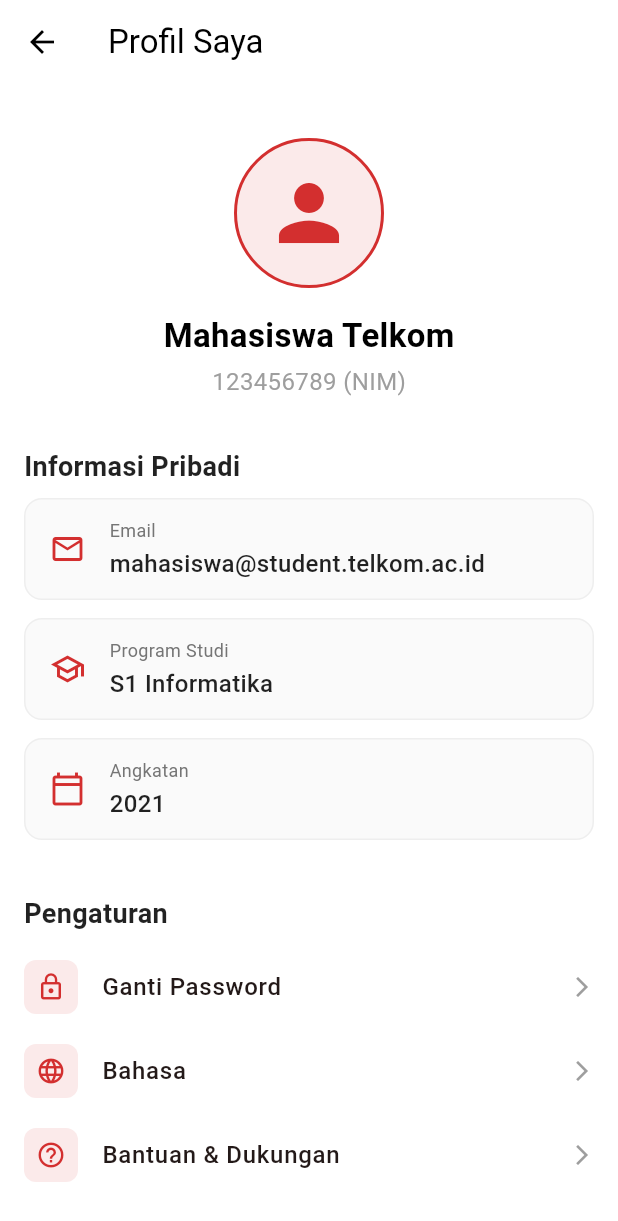
After one commit to KhoirunNisa21/app-celoe, a Flutter app: the ProfileScreen screen opened directly, on a phone screen of 412 x 824 dp. The commit adds this screen. Shown: the top 1221 px of the screen. Run offline on Flutter 3.47's test engine with Material 3 defaults, Android fonts, the phone set to English and light mode, and no system bars.

Commit message:
mengimplementasikan profile

```diff
--- a/lib/features/dashboard/screens/home_screen.dart
+++ b/lib/features/dashboard/screens/home_screen.dart
@@ -2,6 +2,7 @@ import 'package:flutter/material.dart';
 import '../../../core/constants.dart';
 import '../widgets/class_progress_card.dart';
 import 'class_progress_screen.dart';
+import '../../profile/screens/profile_screen.dart';
 
 class HomeScreen extends StatelessWidget {
   const HomeScreen({super.key});
@@ -40,10 +41,18 @@ class _HeaderSection extends StatelessWidget {
   Widget build(BuildContext context) {
     return Row(
       children: [
-        CircleAvatar(
-          radius: 25,
-          backgroundColor: AppColors.grey,
-          child: Icon(Icons.person, color: AppColors.textSecondary),
+        GestureDetector(
+          onTap: () {
+            Navigator.push(
+              context,
+              MaterialPageRoute(builder: (context) => const ProfileScreen()),
+            );
+          },
+          child: CircleAvatar(
+            radius: 25,
+            backgroundColor: AppColors.grey,
+            child: Icon(Icons.person, color: AppColors.textSecondary),
+          ),
         ),
         const SizedBox(width: 16),
         Expanded(
--- /dev/null
+++ b/lib/features/profile/screens/profile_screen.dart
@@ -0,0 +1,191 @@
+import 'package:flutter/material.dart';
+import '../../../../core/constants.dart';
+
+class ProfileScreen extends StatelessWidget {
+  const ProfileScreen({super.key});
+
+  @override
+  Widget build(BuildContext context) {
+    return Scaffold(
+      appBar: AppBar(
+        title: const Text('Profil Saya'),
+        backgroundColor: Colors.white,
+        foregroundColor: Colors.black,
+        elevation: 0,
+        leading: IconButton(
+          icon: const Icon(Icons.arrow_back),
+          onPressed: () => Navigator.pop(context),
+        ),
+      ),
+      backgroundColor: Colors.white,
+      body: SingleChildScrollView(
+        padding: const EdgeInsets.all(16.0),
+        child: Column(
+          children: [
+            const SizedBox(height: 20),
+            // Profile Header
+            Center(
+              child: Column(
+                children: [
+                  Container(
+                    width: 100,
+                    height: 100,
+                    decoration: BoxDecoration(
+                      shape: BoxShape.circle,
+                      color: AppColors.primary.withOpacity(0.1),
+                      border: Border.all(color: AppColors.primary, width: 2),
+                    ),
+                    child: const Icon(
+                      Icons.person,
+                      size: 60,
+                      color: AppColors.primary,
+                    ),
+                  ),
+                  const SizedBox(height: 16),
+                  const Text(
+                    'Mahasiswa Telkom',
+                    style: TextStyle(
+                      fontSize: 22,
+                      fontWeight: FontWeight.bold,
+                      color: Colors.black,
+                    ),
+                  ),
+                  const SizedBox(height: 4),
+                  const Text(
+                    '123456789 (NIM)',
+                    style: TextStyle(
+                      fontSize: 16,
+                      color: Colors.grey,
+                    ),
+                  ),
+                ],
+              ),
+            ),
+            const SizedBox(height: 32),
+
+            // Personal Info Section
+            _buildSectionTitle('Informasi Pribadi'),
+            const SizedBox(height: 8),
+            _buildInfoTile(Icons.email_outlined, 'Email', 'mahasiswa@student.telkom.ac.id'),
+            _buildInfoTile(Icons.school_outlined, 'Program Studi', 'S1 Informatika'),
+            _buildInfoTile(Icons.calendar_today_outlined, 'Angkatan', '2021'),
+
+            const SizedBox(height: 24),
+
+            // Settings Section
+            _buildSectionTitle('Pengaturan'),
+            const SizedBox(height: 8),
+            _buildActionTile(Icons.lock_outline, 'Ganti Password', () {}),
+            _buildActionTile(Icons.language, 'Bahasa', () {}),
+            _buildActionTile(Icons.help_outline, 'Bantuan & Dukungan', () {}),
+
+            const SizedBox(height: 32),
+
+            // Logout Button
+            SizedBox(
+              width: double.infinity,
+              child: ElevatedButton(
+                onPressed: () {
+                  // Logout logic would go here
+                  Navigator.pop(context);
+                },
+                style: ElevatedButton.styleFrom(
+                  backgroundColor: AppColors.primary,
+                  padding: const EdgeInsets.symmetric(vertical: 16),
+                  shape: RoundedRectangleBorder(
+                    borderRadius: BorderRadius.circular(12),
+                  ),
+                ),
+                child: const Text(
+                  'Keluar',
+                  style: TextStyle(
+                    fontSize: 16,
+                    fontWeight: FontWeight.bold,
+                    color: Colors.white,
+                  ),
+                ),
+              ),
+            ),
+            const SizedBox(height: 20),
+          ],
+        ),
+      ),
+    );
+  }
+
+  Widget _buildSectionTitle(String title) {
+    return Align(
+      alignment: Alignment.centerLeft,
+      child: Text(
+        title,
+        style: const TextStyle(
+          fontSize: 18,
+          fontWeight: FontWeight.bold,
+          color: Colors.black87,
+        ),
+      ),
+    );
+  }
+
+  Widget _buildInfoTile(IconData icon, String label, String value) {
+    return Container(
+      margin: const EdgeInsets.only(bottom: 12),
+      padding: const EdgeInsets.symmetric(vertical: 12, horizontal: 16),
+      decoration: BoxDecoration(
+        color: Colors.grey.shade50,
+        borderRadius: BorderRadius.circular(12),
+        border: Border.all(color: Colors.grey.shade200),
+      ),
+      child: Row(
+        children: [
+          Icon(icon, color: AppColors.primary, size: 24),
+          const SizedBox(width: 16),
+          Column(
+            crossAxisAlignment: CrossAxisAlignment.start,
+            children: [
+              Text(
+                label,
+                style: TextStyle(
+                  fontSize: 12,
+                  color: Colors.grey.shade600,
+                ),
+              ),
+              const SizedBox(height: 2),
+              Text(
+                value,
+                style: const TextStyle(
+                  fontSize: 16,
+                  fontWeight: FontWeight.w500,
+                  color: Colors.black87,
+                ),
+              ),
+            ],
+          ),
+        ],
+      ),
+    );
+  }
+
+  Widget _buildActionTile(IconData icon, String title, VoidCallback onTap) {
+    return ListTile(
+      onTap: onTap,
+      contentPadding: const EdgeInsets.symmetric(horizontal: 0),
+      leading: Container(
+        padding: const EdgeInsets.all(8),
+        decoration: BoxDecoration(
+          color: AppColors.primary.withOpacity(0.1),
+          borderRadius: BorderRadius.circular(8),
+        ),
+        child: Icon(icon, color: AppColors.primary, size: 20),
+      ),
+      title: Text(
+        title,
+        style: const TextStyle(
+          fontSize: 16,
+          fontWeight: FontWeight.w500,
+        ),
+      ),
+      trailing: const Icon(Icons.arrow_forward_ios, size: 16, color: Colors.grey),
+    );
+  }
+}
```
Also changed, not shown: 1 other file.
